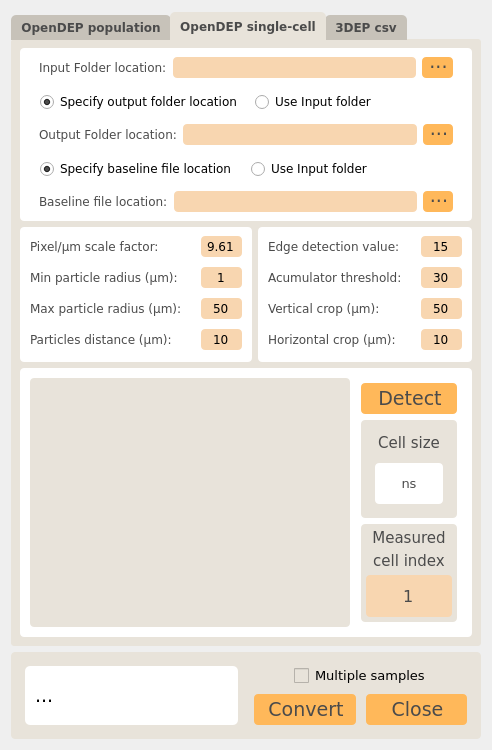
Old version of the form ui/convert.ui in the repository IoanTivig/OpenDEP_Compute.
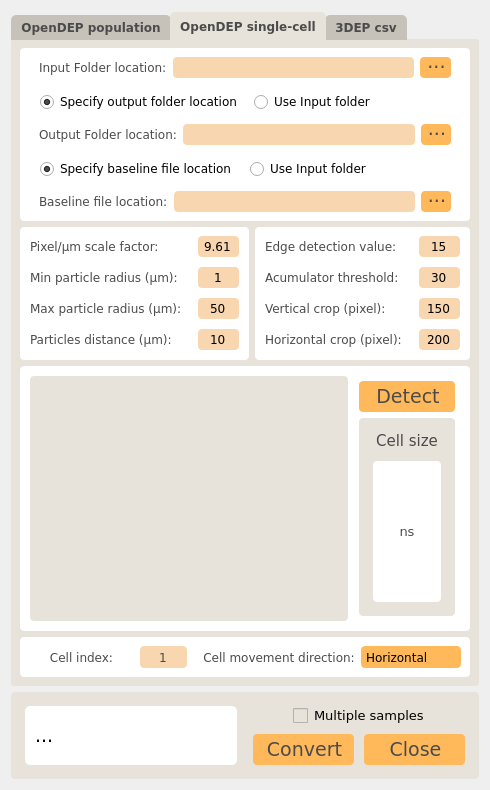
New version of the form. Icons and pictures are not drawn. Custom widgets are drawn as their Qt base class.

Commit message: OpenDEP v1.3.21b Finished the UI for the single-cell conversion Enjoy!

What changed in the file:
```diff
--- a/ui/convert.ui
+++ b/ui/convert.ui
@@ -6,14 +6,14 @@
    <rect>
     <x>0</x>
     <y>0</y>
-    <width>492</width>
-    <height>750</height>
+    <width>490</width>
+    <height>790</height>
    </rect>
   </property>
   <property name="minimumSize">
    <size>
     <width>490</width>
-    <height>750</height>
+    <height>790</height>
    </size>
   </property>
   <property name="maximumSize">
@@ -1302,7 +1302,7 @@
       <attribute name="title">
        <string>OpenDEP single-cell</string>
       </attribute>
-      <layout class="QVBoxLayout" name="verticalLayout_6" stretch="3,3,6">
+      <layout class="QVBoxLayout" name="verticalLayout_6" stretch="3,3,6,0">
        <property name="spacing">
         <number>6</number>
        </property>
@@ -2334,7 +2334,7 @@
                  <string notr="true">color: rgb(75, 75, 75);</string>
                 </property>
                 <property name="text">
-                 <string>Vertical crop (μm):</string>
+                 <string>Vertical crop (pixel):</string>
                 </property>
                </widget>
               </item>
@@ -2361,7 +2361,7 @@
 </string>
                 </property>
                 <property name="text">
-                 <string>50</string>
+                 <string>150</string>
                 </property>
                 <property name="alignment">
                  <set>Qt::AlignCenter</set>
@@ -2396,7 +2396,7 @@
                  <string notr="true">color: rgb(75, 75, 75);</string>
                 </property>
                 <property name="text">
-                 <string>Horizontal crop (μm):</string>
+                 <string>Horizontal crop (pixel):</string>
                 </property>
                </widget>
               </item>
@@ -2423,7 +2423,7 @@
 </string>
                 </property>
                 <property name="text">
-                 <string>10</string>
+                 <string>200</string>
                 </property>
                 <property name="alignment">
                  <set>Qt::AlignCenter</set>
@@ -2608,56 +2608,30 @@
               </layout>
              </widget>
             </item>
+           </layout>
+          </item>
+         </layout>
+        </widget>
+       </item>
             <item>
-             <widget class="QFrame" name="verticalFrame_2">
+        <widget class="QFrame" name="horizontalFrame">
               <property name="styleSheet">
-               <string notr="true">background-color: rgb(232, 227, 218);
+          <string notr="true">background-color: rgb(255, 255, 255);
 border-radius: 4px;</string>
               </property>
-              <layout class="QVBoxLayout" name="verticalLayout_11" stretch="1,1,5">
-               <property name="spacing">
-                <number>5</number>
-               </property>
-               <property name="leftMargin">
-                <number>5</number>
-               </property>
-               <property name="topMargin">
-                <number>5</number>
-               </property>
-               <property name="rightMargin">
-                <number>5</number>
-               </property>
-               <property name="bottomMargin">
-                <number>5</number>
-               </property>
+         <layout class="QHBoxLayout" name="horizontalLayout_8" stretch="2,1,2,1">
                <item>
                 <widget class="QLabel" name="static_odsc_label_12">
-                 <property name="font">
-                  <font>
-                   <family>Verdana</family>
-                   <pointsize>11</pointsize>
-                   <weight>50</weight>
-                   <italic>false</italic>
-                   <bold>false</bold>
-                  </font>
-                 </property>
-                 <property name="styleSheet">
-                  <string notr="true">color: rgb(75, 75, 75);</string>
-                 </property>
-                 <property name="text">
-                  <string>Measured</string>
-                 </property>
-                 <property name="alignment">
-                  <set>Qt::AlignCenter</set>
-                 </property>
-                </widget>
-               </item>
-               <item>
-                <widget class="QLabel" name="static_odsc_label_13">
+            <property name="sizePolicy">
+             <sizepolicy hsizetype="Expanding" vsizetype="Preferred">
+              <horstretch>0</horstretch>
+              <verstretch>0</verstretch>
+             </sizepolicy>
+            </property>
                  <property name="font">
                   <font>
                    <family>Verdana</family>
-                   <pointsize>11</pointsize>
+              <pointsize>9</pointsize>
                    <weight>50</weight>
                    <italic>false</italic>
                    <bold>false</bold>
@@ -2667,7 +2641,7 @@
                   <string notr="true">color: rgb(75, 75, 75);</string>
                  </property>
                  <property name="text">
-                  <string>cell index</string>
+             <string>Cell index:</string>
                  </property>
                  <property name="alignment">
                   <set>Qt::AlignCenter</set>
@@ -2687,19 +2661,20 @@
                  </property>
                  <property name="minimumSize">
                   <size>
-                   <width>0</width>
-                   <height>31</height>
+              <width>40</width>
+              <height>21</height>
                   </size>
                  </property>
                  <property name="font">
                   <font>
                    <family>Verdana</family>
-                   <pointsize>12</pointsize>
+              <pointsize>9</pointsize>
                   </font>
                  </property>
                  <property name="styleSheet">
                   <string notr="true">border-radius: 4px;
 padding: 1px;
+margin-right: 5px;
 background-color: rgb(248,214,176);
 color: rgb(75, 75, 75);
 </string>
@@ -2712,10 +2687,111 @@
                  </property>
                 </widget>
                </item>
-              </layout>
-             </widget>
-            </item>
-           </layout>
+          <item>
+           <widget class="QLabel" name="static_odsc_label_13">
+            <property name="sizePolicy">
+             <sizepolicy hsizetype="Expanding" vsizetype="Preferred">
+              <horstretch>0</horstretch>
+              <verstretch>0</verstretch>
+             </sizepolicy>
+            </property>
+            <property name="font">
+             <font>
+              <family>Verdana</family>
+              <pointsize>9</pointsize>
+              <weight>50</weight>
+              <italic>false</italic>
+              <bold>false</bold>
+             </font>
+            </property>
+            <property name="styleSheet">
+             <string notr="true">color: rgb(75, 75, 75);
+margin-left: 5px;</string>
+            </property>
+            <property name="text">
+             <string>Cell movement direction:</string>
+            </property>
+            <property name="alignment">
+             <set>Qt::AlignCenter</set>
+            </property>
+           </widget>
+          </item>
+          <item>
+           <widget class="QComboBox" name="pyqt5_dynamic_odsc_combo_movement_direction">
+            <property name="sizePolicy">
+             <sizepolicy hsizetype="Expanding" vsizetype="Fixed">
+              <horstretch>0</horstretch>
+              <verstretch>0</verstretch>
+             </sizepolicy>
+            </property>
+            <property name="minimumSize">
+             <size>
+              <width>100</width>
+              <height>22</height>
+             </size>
+            </property>
+            <property name="font">
+             <font>
+              <family>Verdana</family>
+              <pointsize>9</pointsize>
+             </font>
+            </property>
+            <property name="styleSheet">
+             <string notr="true">QComboBox
+{
+border-radius: 4px;
+padding-left: 5px;
+background-color: rgb(255, 184, 90);
+}
+
+QComboBox:hover
+{
+background-color: rgb(248,214,176);
+}
+
+QComboBox::drop-down{
+background-color: transparent;
+border-radius: 4px;
+}
+
+QComboBox::drop-down:hover{
+background-color: transparent;
+}
+
+QComboBox::down-arrow
+{
+image: url(:/ui/resources/dropdown/dropdown_arrow.png);
+margin-right: 5px;
+}
+
+QComboBox QListView {
+background-color: rgb(255, 184, 90);
+padding:4px;
+}
+
+QComboBox QListView::item {
+padding:15px;
+}
+
+</string>
+            </property>
+            <property name="editable">
+             <bool>false</bool>
+            </property>
+            <property name="frame">
+             <bool>true</bool>
+            </property>
+            <item>
+             <property name="text">
+              <string>Horizontal</string>
+             </property>
+            </item>
+            <item>
+             <property name="text">
+              <string>Vertical</string>
+             </property>
+            </item>
+           </widget>
           </item>
          </layout>
         </widget>
```
Lines whose indentation alone changed are shown as unchanged. The commit also changes 21 other files.
